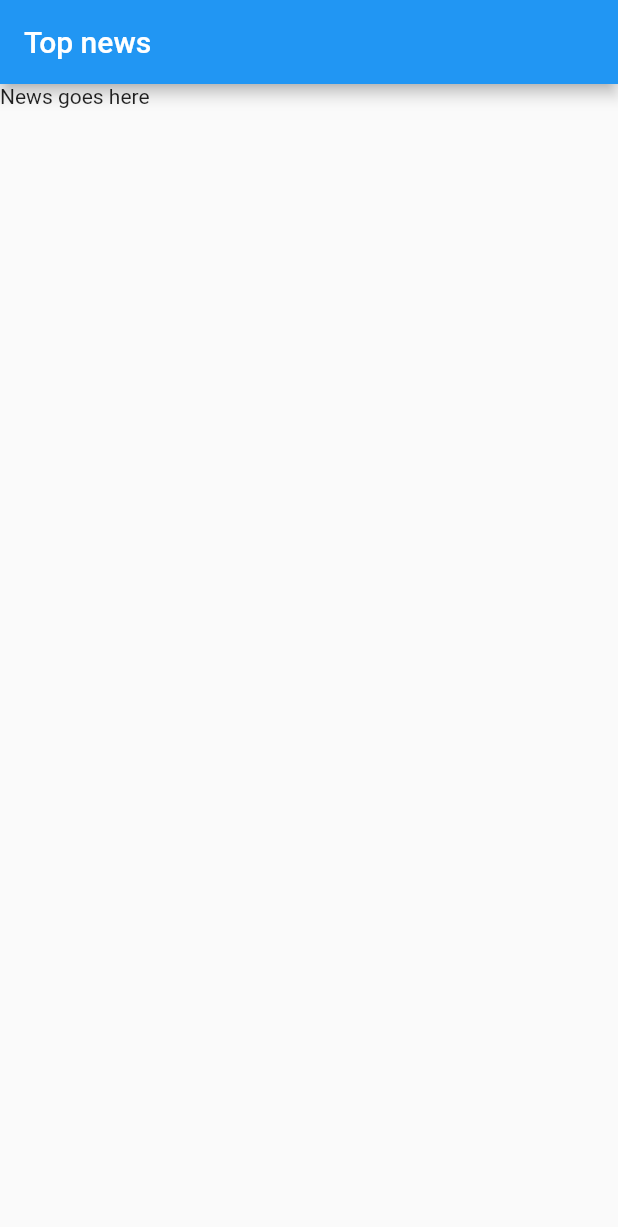
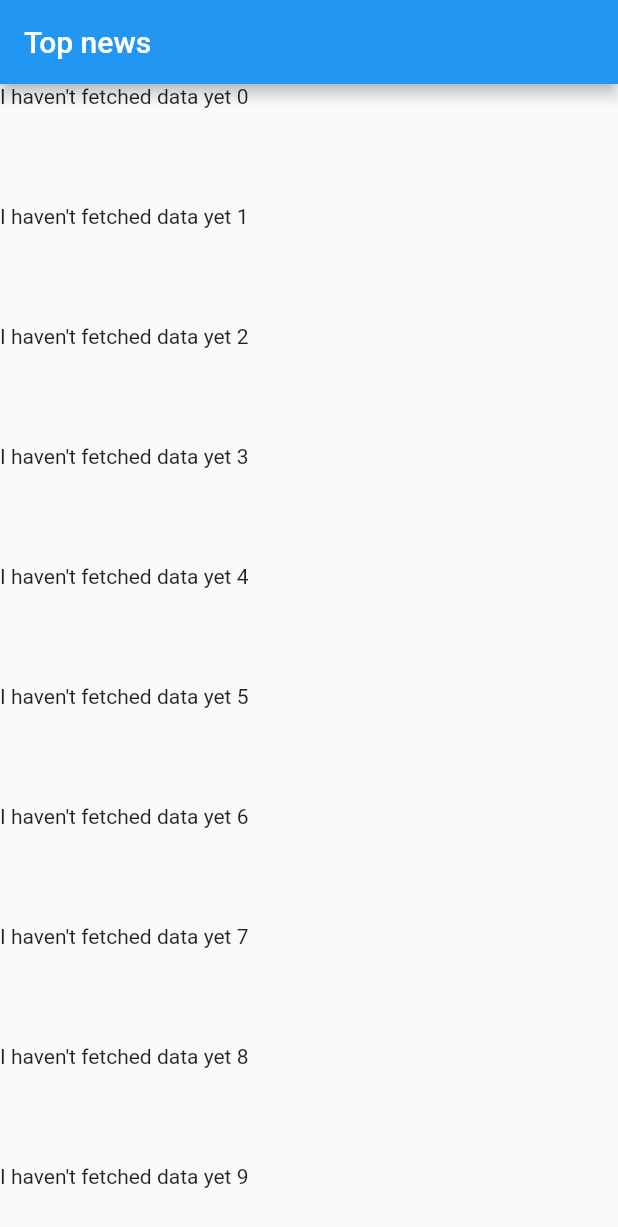
Before and after one commit to jimmyrleung/learning-flutter, a Flutter app: the first screen one second after launch, on a phone screen of 412 x 824 dp. Shown: the top 1227 px of the screen. Run offline on Flutter 3.47's test engine with Material 2 defaults, Android fonts, the phone set to English and light mode, and no system bars; our stand-ins replace rxdart, sqflite; accounts and stored records are empty.

```diff
--- a/news/lib/src/screens/news_list.dart
+++ b/news/lib/src/screens/news_list.dart
@@ -6,7 +6,37 @@ class NewsList extends StatelessWidget {
       appBar: AppBar(
         title: Text('Top news'),
       ),
-      body: Text('News goes here'),
+      body: buildList(),
+    );
+  }
+
+  Widget buildList() {
+      return ListView.builder(
+        itemCount: 1000,
+
+        // represents each item that will be built
+        // this works like a lazy loader because we can render it
+        // conditionally
+        itemBuilder: (context, int index) {
+          return FutureBuilder(
+            future: getFuture(),
+            builder: (context, snapshot) {
+              return Container(
+                height: 80.0,
+                child: snapshot.hasData
+              ? Text("I'm visible, $index")
+              : Text("I haven't fetched data yet $index"),
+              );
+            },
+          );
+        },
+      );
+  }
+
+  Future<String> getFuture() {
+    return Future.delayed(
+      Duration(seconds: 2),
+      () => 'Hi'
     );
   }
 }
```
